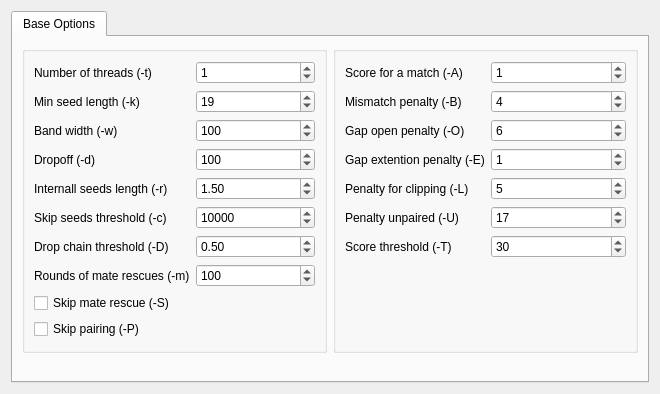
The window that src/plugins/external_tool_support/src/ui/BwaMemSettings.ui (violethaze74/ugene) describes before a commit, drawn with Qt 5.
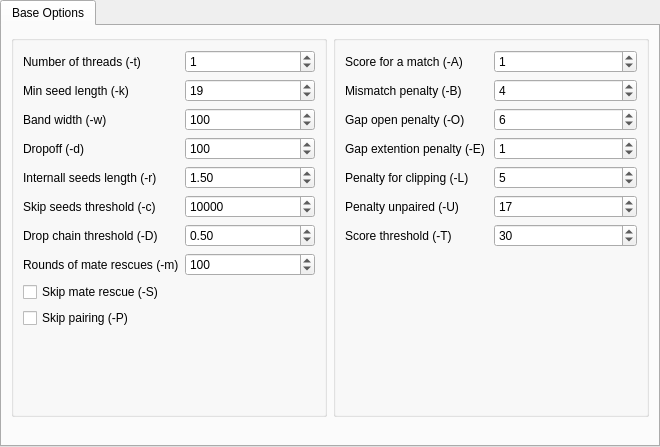
The same window after the commit.

Commit message: Minor GUI changes: font color and widgets layout

What changed in the file:
```diff
--- a/src/plugins/external_tool_support/src/ui/BwaMemSettings.ui
+++ b/src/plugins/external_tool_support/src/ui/BwaMemSettings.ui
@@ -7,7 +7,7 @@
     <x>0</x>
     <y>0</y>
     <width>660</width>
-    <height>350</height>
+    <height>447</height>
    </rect>
   </property>
   <property name="minimumSize">
@@ -23,6 +23,9 @@
    <property name="sizeConstraint">
     <enum>QLayout::SetMinAndMaxSize</enum>
    </property>
+   <property name="margin">
+    <number>0</number>
+   </property>
    <item row="0" column="0">
     <widget class="QTabWidget" name="tabWidget">
      <property name="currentIndex">
@@ -338,7 +341,7 @@
               </property>
              </widget>
             </item>
-            <item row="12" column="0">
+            <item row="12" column="0" colspan="2">
              <spacer name="verticalSpacer_2">
               <property name="orientation">
                <enum>Qt::Vertical</enum>
@@ -566,7 +569,7 @@
               </property>
              </widget>
             </item>
-            <item row="7" column="0">
+            <item row="7" column="0" colspan="2">
              <spacer name="verticalSpacer">
               <property name="orientation">
                <enum>Qt::Vertical</enum>
@@ -574,7 +577,7 @@
               <property name="sizeHint" stdset="0">
                <size>
                 <width>20</width>
-                <height>40</height>
+                <height>0</height>
                </size>
               </property>
              </spacer>
```
The commit also changes 3 other files.
